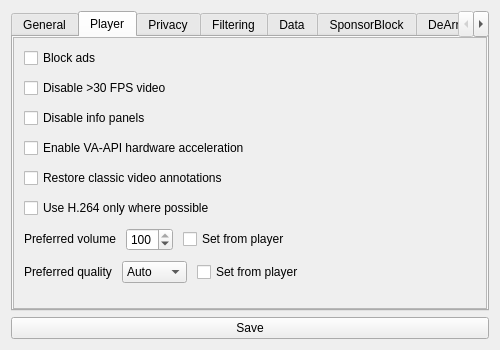
Above: src/ui/forms/settings/settingsform.ui from BowDown097/QtTube before the change. Below: the same form after it.
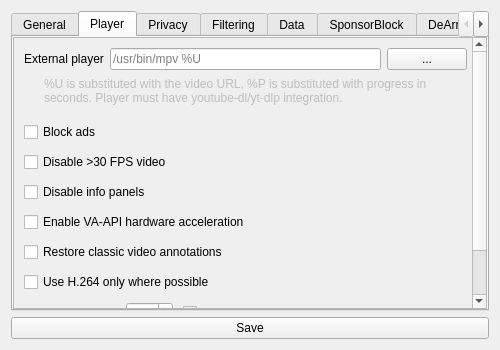
That is the form after the change. The open tabs and pages were chosen to show the change.

Commit message: Add external player setting

What changed in the file:
```diff
--- a/src/ui/forms/settings/settingsform.ui
+++ b/src/ui/forms/settings/settingsform.ui
@@ -230,7 +230,7 @@
             <x>0</x>
             <y>0</y>
             <width>462</width>
-            <height>307</height>
+            <height>411</height>
            </rect>
           </property>
           <property name="sizePolicy">
@@ -255,6 +255,77 @@
            <property name="bottomMargin">
             <number>10</number>
            </property>
+           <item>
+            <layout class="QVBoxLayout" name="verticalLayout_15">
+             <property name="spacing">
+              <number>0</number>
+             </property>
+             <item>
+              <layout class="QHBoxLayout" name="horizontalLayout_9">
+               <property name="spacing">
+                <number>6</number>
+               </property>
+               <property name="rightMargin">
+                <number>5</number>
+               </property>
+               <item>
+                <widget class="QLabel" name="externalPlayerLabel">
+                 <property name="text">
+                  <string>External player</string>
+                 </property>
+                </widget>
+               </item>
+               <item>
+                <widget class="QLineEdit" name="externalPlayerEdit">
+                 <property name="placeholderText">
+                  <string>/usr/bin/mpv %U</string>
+                 </property>
+                </widget>
+               </item>
+               <item>
+                <widget class="QPushButton" name="externalPlayerButton">
+                 <property name="text">
+                  <string>...</string>
+                 </property>
+                </widget>
+               </item>
+              </layout>
+             </item>
+             <item>
+              <layout class="QHBoxLayout" name="horizontalLayout_10">
+               <item>
+                <spacer name="horizontalSpacer_8">
+                 <property name="orientation">
+                  <enum>Qt::Orientation::Horizontal</enum>
+                 </property>
+                 <property name="sizeType">
+                  <enum>QSizePolicy::Policy::Fixed</enum>
+                 </property>
+                 <property name="sizeHint" stdset="0">
+                  <size>
+                   <width>20</width>
+                   <height>20</height>
+                  </size>
+                 </property>
+                </spacer>
+               </item>
+               <item>
+                <widget class="QLabel" name="externalPlayerHint">
+                 <property name="enabled">
+                  <bool>false</bool>
+                 </property>
+                 <property name="text">
+                  <string>%U is substituted with the video URL, %P is substituted with progress in seconds. Player must have youtube-dl/yt-dlp integration.</string>
+                 </property>
+                 <property name="wordWrap">
+                  <bool>true</bool>
+                 </property>
+                </widget>
+               </item>
+              </layout>
+             </item>
+            </layout>
+           </item>
            <item>
             <widget class="QCheckBox" name="blockAds">
              <property name="toolTip">
```
Left out of the diff: 10 changed lines with no effect on the pictures. The commit also changes 9 other files.
